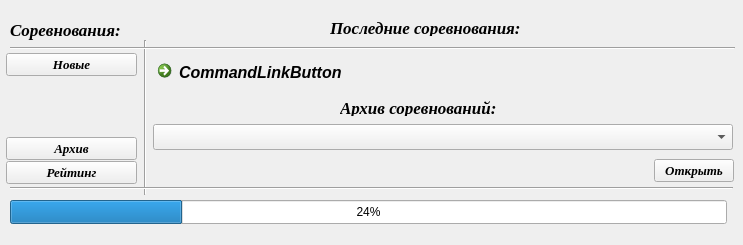
Old version of the form UI/start_form.ui in the repository Kaspar0810/Competitions_TT_SQL.
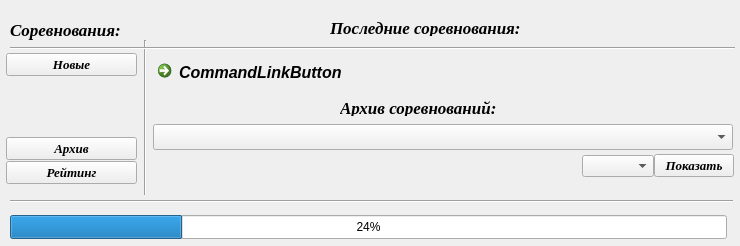
New version of the form.

```diff
--- a/UI/start_form.ui
+++ b/UI/start_form.ui
@@ -6,8 +6,8 @@
    <rect>
     <x>0</x>
     <y>0</y>
-    <width>743</width>
-    <height>245</height>
+    <width>740</width>
+    <height>246</height>
    </rect>
   </property>
   <property name="windowTitle">
@@ -165,7 +165,7 @@
    <property name="geometry">
     <rect>
      <x>10</x>
-     <y>180</y>
+     <y>193</y>
      <width>723</width>
      <height>16</height>
     </rect>
@@ -178,7 +178,7 @@
    <property name="geometry">
     <rect>
      <x>10</x>
-     <y>200</y>
+     <y>215</y>
      <width>717</width>
      <height>24</height>
     </rect>
@@ -269,7 +269,7 @@
      <x>153</x>
      <y>150</y>
      <width>581</width>
-     <height>41</height>
+     <height>32</height>
     </rect>
    </property>
    <layout class="QHBoxLayout" name="horizontalLayout">
@@ -311,6 +311,9 @@
       </property>
      </spacer>
     </item>
+    <item>
+     <widget class="QComboBox" name="comboBox_arhive_year"/>
+    </item>
     <item>
      <widget class="QPushButton" name="Button_open">
       <property name="font">
@@ -323,7 +326,7 @@
        </font>
       </property>
       <property name="text">
-       <string>Открыть</string>
+       <string>Показать</string>
       </property>
      </widget>
     </item>
```
